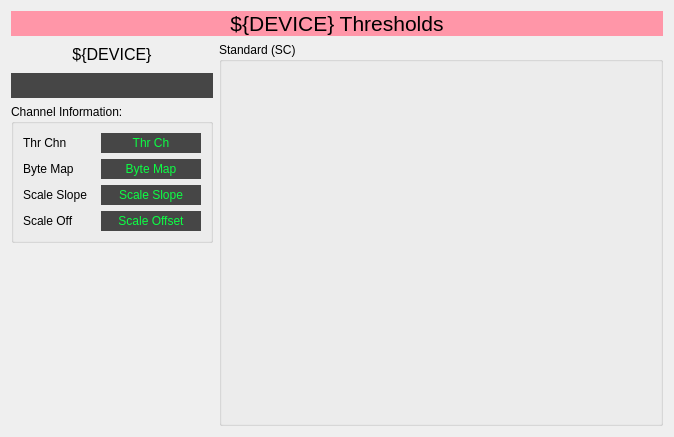
Old version of the form mps_lblm_thresholds.ui in the repository ad-build-test/pydm-mps.
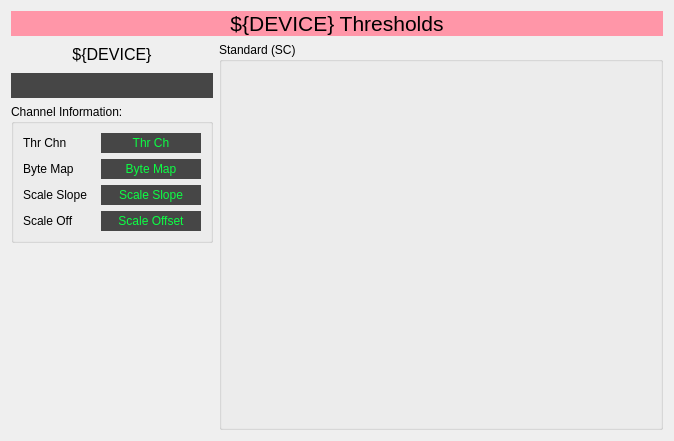
New version of the form. Custom widgets are drawn as their Qt base class.

Patch:
```diff
--- a/mps_lblm_thresholds.ui
+++ b/mps_lblm_thresholds.ui
@@ -7,9 +7,15 @@
     <x>0</x>
     <y>0</y>
     <width>674</width>
-    <height>437</height>
+    <height>441</height>
    </rect>
   </property>
+  <property name="maximumSize">
+   <size>
+    <width>675</width>
+    <height>445</height>
+   </size>
+  </property>
   <property name="windowTitle">
    <string>${DEVICE} Thresholds</string>
   </property>
```
